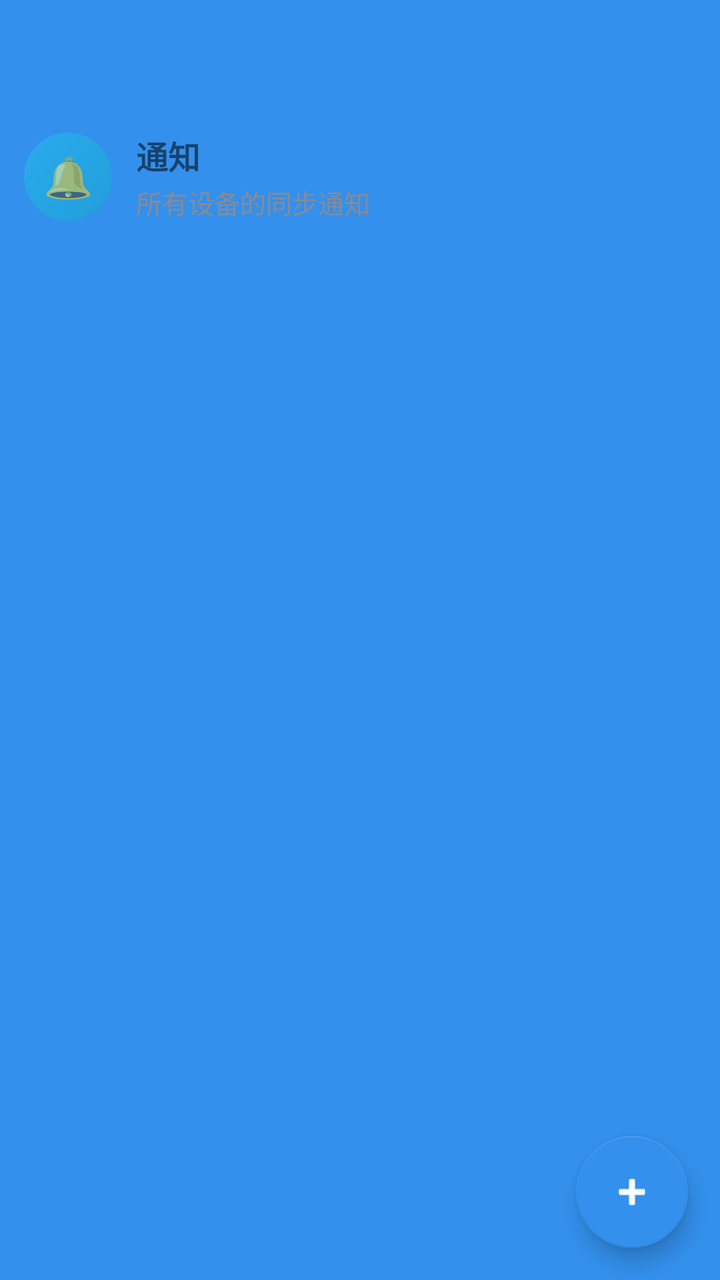
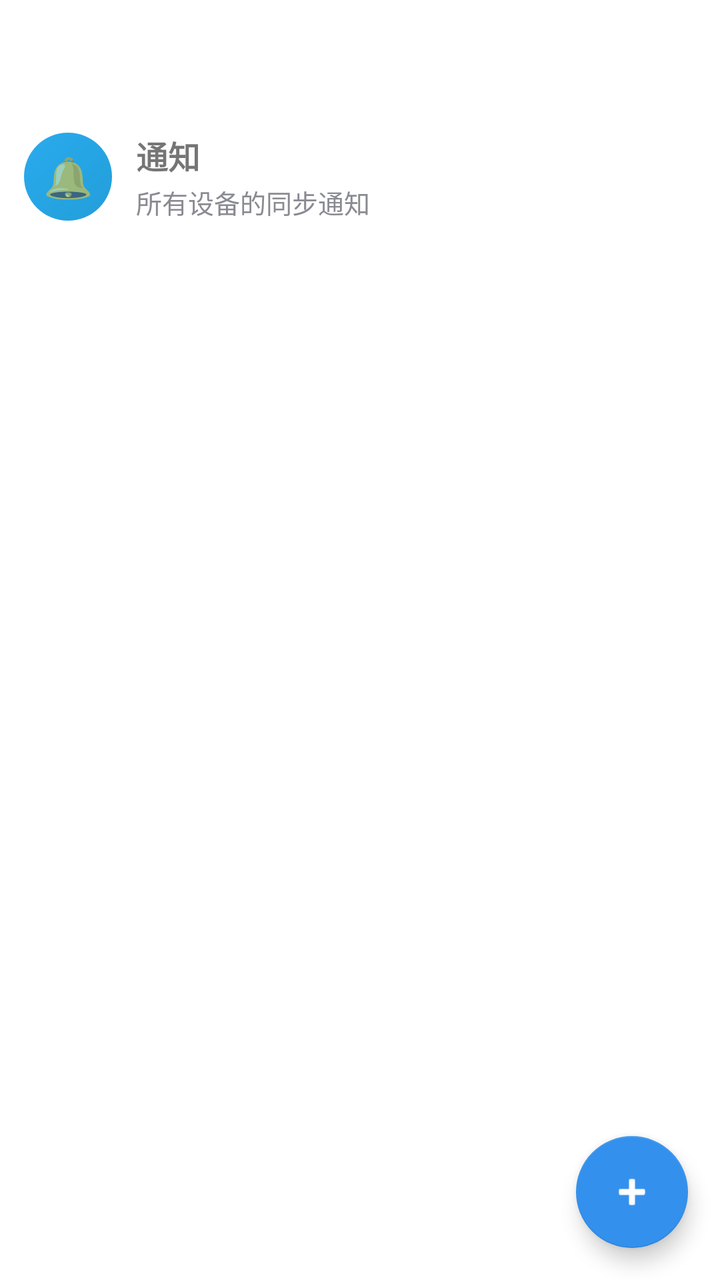

Screens rendered from an Android XML layout before and after an edit, with the pre-edit source and the edit as a unified diff.
<!-- AndroidManifest.xml: application theme Theme.NotifySync -->
<!-- res/layout/fragment_topic.xml -->
<?xml version="1.0" encoding="utf-8"?>
<LinearLayout xmlns:android="http://schemas.android.com/apk/res/android"
    xmlns:app="http://schemas.android.com/apk/res-auto"
    android:layout_width="match_parent"
    android:layout_height="match_parent"
    android:orientation="vertical"
    android:background="@color/brand_primary">

    
    <LinearLayout
        android:id="@+id/topBar"
        android:layout_width="match_parent"
        android:layout_height="wrap_content"
        android:minHeight="?attr/actionBarSize"
        android:orientation="horizontal"
        android:background="@android:color/transparent"
        android:gravity="center_vertical">

        
        <TextView
            android:id="@+id/tvTitleList"
            android:layout_width="0dp"
            android:layout_height="wrap_content"
            android:layout_weight="1"
            android:layout_gravity="center_vertical"
            android:text="消息"
            android:visibility="gone"
            android:gravity="center"
            android:textSize="18sp"
            android:textStyle="bold"
            android:textColor="@color/on_wallpaper" />

        
        <ImageButton
            android:id="@+id/btnSettings"
            android:layout_width="44dp"
            android:layout_height="44dp"
            android:background="?attr/selectableItemBackgroundBorderless"
            android:contentDescription="设置"
            android:padding="10dp"
            android:scaleType="centerInside"
            android:src="@drawable/ic_settings"
            android:visibility="gone" />

        
        <TextView
            android:id="@+id/tvChatTitle"
            android:layout_width="0dp"
            android:layout_height="wrap_content"
            android:layout_weight="1"
            android:layout_gravity="center_vertical"
            android:gravity="center"
            android:text=""
            android:textSize="18sp"
            android:textStyle="bold"
            android:textColor="@color/on_wallpaper"
            android:visibility="gone" />

        <com.google.android.material.button.MaterialButton
            android:id="@+id/btnPending"
            android:layout_width="wrap_content"
            android:layout_height="wrap_content"
            android:text="待审批"
            android:textColor="@color/on_primary"
            android:visibility="gone"
            style="@style/Widget.MaterialComponents.Button.TextButton" />

    </LinearLayout>

    
    <LinearLayout
        android:id="@+id/dualPane"
        android:layout_width="match_parent"
        android:layout_height="0dp"
        android:layout_weight="1"
        android:orientation="horizontal">

        
        <LinearLayout
            android:id="@+id/listLayout"
            android:layout_width="0dp"
            android:layout_height="match_parent"
            android:layout_weight="1"
            android:orientation="vertical">

        
        <LinearLayout
            android:id="@+id/rowNotifications"
            android:layout_width="match_parent"
            android:layout_height="wrap_content"
            android:orientation="horizontal"
            android:gravity="center_vertical"
            android:paddingStart="12dp"
            android:paddingEnd="12dp"
            android:paddingTop="10dp"
            android:paddingBottom="10dp"
            android:background="?attr/selectableItemBackground">

            <TextView
                android:layout_width="44dp"
                android:layout_height="44dp"
                android:gravity="center"
                android:text="🔔"
                android:textSize="20sp"
                android:background="@drawable/bg_circle_avatar" />

            <LinearLayout
                android:layout_width="0dp"
                android:layout_height="wrap_content"
                android:layout_weight="1"
                android:layout_marginStart="12dp"
                android:orientation="vertical">

                <TextView
                    android:layout_width="wrap_content"
                    android:layout_height="wrap_content"
                    android:text="通知"
                    android:textSize="16sp"
                    android:textStyle="bold" />

                <TextView
                    android:layout_width="match_parent"
                    android:layout_height="wrap_content"
                    android:layout_marginTop="2dp"
                    android:text="所有设备的同步通知"
                    android:textSize="13sp"
                    android:textColor="@color/on_surface_variant"
                    android:maxLines="1"
                    android:ellipsize="end" />
            </LinearLayout>
        </LinearLayout>

        
        <LinearLayout
            android:id="@+id/rowNewRequests"
            android:layout_width="match_parent"
            android:layout_height="wrap_content"
            android:orientation="horizontal"
            android:gravity="center_vertical"
            android:paddingStart="12dp"
            android:paddingEnd="12dp"
            android:paddingTop="10dp"
            android:paddingBottom="10dp"
            android:background="?attr/selectableItemBackground"
            android:visibility="gone">

            <ImageView
                android:layout_width="44dp"
                android:layout_height="44dp"
                android:padding="10dp"
                android:scaleType="fitCenter"
                android:src="@drawable/ic_person_add"
                android:background="@drawable/bg_circle_avatar"
                android:contentDescription="新的申请" />

            <LinearLayout
                android:layout_width="0dp"
                android:layout_height="wrap_content"
                android:layout_weight="1"
                android:layout_marginStart="12dp"
                android:orientation="vertical">

                <TextView
                    android:layout_width="wrap_content"
                    android:layout_height="wrap_content"
                    android:text="新的申请"
                    android:textSize="16sp"
                    android:textStyle="bold" />

                <TextView
                    android:id="@+id/tvReqPreview"
                    android:layout_width="match_parent"
                    android:layout_height="wrap_content"
                    android:layout_marginTop="2dp"
                    android:textSize="13sp"
                    android:textColor="@color/on_surface_variant"
                    android:maxLines="1"
                    android:ellipsize="end" />
            </LinearLayout>

            <TextView
                android:id="@+id/tvReqBadge"
                android:layout_width="20dp"
                android:layout_height="20dp"
                android:layout_marginStart="8dp"
                android:gravity="center"
                android:textSize="11sp"
                android:textColor="@android:color/white"
                android:background="@drawable/bg_pending_badge" />
        </LinearLayout>

        <FrameLayout
            android:layout_width="match_parent"
            android:layout_height="0dp"
            android:layout_weight="1">

            <androidx.recyclerview.widget.RecyclerView
                android:id="@+id/rvTopics"
                android:layout_width="match_parent"
                android:layout_height="match_parent"
                android:clipToPadding="false"
                android:paddingBottom="8dp" />

            <TextView
                android:id="@+id/tvEmptyTopics"
                android:layout_width="match_parent"
                android:layout_height="wrap_content"
                android:text="还没有话题\n到「好友」页点「+」发现或新建话题"
                android:gravity="center"
                android:padding="48dp"
                android:textColor="@color/on_surface_variant"
                android:textSize="16sp"
                android:visibility="gone" />

            
            <com.google.android.material.floatingactionbutton.FloatingActionButton
                android:id="@+id/fabAddTopic"
                android:layout_width="wrap_content"
                android:layout_height="wrap_content"
                android:layout_gravity="end|bottom"
                android:layout_margin="16dp"
                android:contentDescription="新建话题"
                android:src="@android:drawable/ic_input_add"
                app:backgroundTint="@color/brand_primary"
                app:tint="@color/white"
                app:elevation="6dp" />
        </FrameLayout>
    </LinearLayout>

    
    <LinearLayout
        android:id="@+id/chatLayout"
        android:layout_width="0dp"
        android:layout_height="match_parent"
        android:layout_weight="1"
        android:orientation="vertical"
        android:visibility="gone">

        
        <LinearLayout
            android:id="@+id/selectionBar"
            android:layout_width="match_parent"
            android:layout_height="wrap_content"
            android:orientation="horizontal"
            android:padding="4dp"
            android:gravity="center_vertical|end"
            android:visibility="gone">

            <ImageButton
                android:id="@+id/btnSelectAll"
                android:layout_width="44dp"
                android:layout_height="44dp"
                android:layout_marginStart="4dp"
                android:background="?attr/selectableItemBackgroundBorderless"
                android:contentDescription="全选"
                android:padding="10dp"
                android:scaleType="centerInside"
                android:src="@drawable/ic_select_all" />

            <ImageButton
                android:id="@+id/btnDeleteSel"
                android:layout_width="44dp"
                android:layout_height="44dp"
                android:layout_marginStart="4dp"
                android:layout_marginEnd="4dp"
                android:background="?attr/selectableItemBackgroundBorderless"
                android:contentDescription="删除"
                android:padding="10dp"
                android:scaleType="centerInside"
                android:src="@drawable/ic_delete" />
        </LinearLayout>

        
        <FrameLayout
            android:layout_width="match_parent"
            android:layout_height="0dp"
            android:layout_weight="1">

            <androidx.swiperefreshlayout.widget.SwipeRefreshLayout
                android:id="@+id/swipeRefresh"
                android:layout_width="match_parent"
                android:layout_height="match_parent">

                <androidx.recyclerview.widget.RecyclerView
                    android:id="@+id/recyclerView"
                    android:layout_width="match_parent"
                    android:layout_height="match_parent"
                    android:background="@drawable/bg_chat"
                    android:clipToPadding="false"
                    android:paddingBottom="8dp" />
            </androidx.swiperefreshlayout.widget.SwipeRefreshLayout>

            <TextView
                android:id="@+id/tvEmptyChat"
                android:layout_width="match_parent"
                android:layout_height="match_parent"
                android:text="暂无消息\n发送一条消息开始聊天"
                android:gravity="center"
                android:padding="48dp"
                android:textColor="@color/on_surface_variant"
                android:textSize="16sp"
                android:visibility="gone" />
        </FrameLayout>

        
        <LinearLayout
            android:id="@+id/inputBar"
            android:layout_width="match_parent"
            android:layout_height="wrap_content"
            android:orientation="horizontal"
            android:background="@color/surface"
            android:elevation="6dp"
            android:paddingStart="6dp"
            android:paddingEnd="6dp"
            android:paddingTop="8dp"
            android:paddingBottom="8dp"
            android:gravity="center_vertical">

            <ImageButton
                android:id="@+id/btnVoiceToggle"
                android:layout_width="40dp"
                android:layout_height="40dp"
                android:layout_gravity="center_vertical"
                android:background="?attr/selectableItemBackgroundBorderless"
                android:scaleType="centerInside"
                android:src="@drawable/ic_mic"
                android:contentDescription="语音/键盘切换" />

            <FrameLayout
                android:layout_width="0dp"
                android:layout_height="40dp"
                android:layout_gravity="center_vertical"
                android:layout_weight="1"
                android:layout_marginStart="6dp"
                android:layout_marginEnd="6dp">

                <EditText
                    android:id="@+id/etInput"
                    android:layout_width="match_parent"
                    android:layout_height="match_parent"
                    android:background="@drawable/bg_input"
                    android:paddingStart="12dp"
                    android:paddingEnd="12dp"
                    android:hint="说点什么..."
                    android:textSize="15sp"
                    android:maxLines="4"
                    android:inputType="textMultiLine"
                    android:imeOptions="actionSend" />

                <Button
                    android:id="@+id/btnHoldTalk"
                    android:layout_width="match_parent"
                    android:layout_height="match_parent"
                    android:background="@drawable/bg_input"
                    android:text="按住 说话"
                    android:textSize="15sp"
                    android:textColor="?android:attr/textColorPrimary"
                    android:visibility="gone" />
            </FrameLayout>

            <ImageButton
                android:id="@+id/btnEmoji"
                android:layout_width="40dp"
                android:layout_height="40dp"
                android:layout_gravity="center_vertical"
                android:background="?attr/selectableItemBackgroundBorderless"
                android:scaleType="centerInside"
                android:src="@drawable/ic_emoji"
                android:contentDescription="表情" />

            <ImageButton
                android:id="@+id/btnPlus"
                android:layout_width="40dp"
                android:layout_height="40dp"
                android:layout_gravity="center_vertical"
                android:layout_marginStart="2dp"
                android:background="?attr/selectableItemBackgroundBorderless"
                android:scaleType="centerInside"
                android:src="@drawable/ic_attachment"
                android:contentDescription="附件" />

            <Button
                android:id="@+id/btnSend"
                android:layout_width="wrap_content"
                android:layout_height="36dp"
                android:layout_gravity="center_vertical"
                android:layout_marginStart="4dp"
                android:backgroundTint="@color/brand_primary"
                android:text="发送"
                android:textColor="?attr/colorOnPrimary"
                android:textSize="14sp"
                android:visibility="gone" />
        </LinearLayout>

        
        <FrameLayout
            android:id="@+id/panelContainer"
            android:layout_width="match_parent"
            android:layout_height="220dp"
            android:background="@color/surface_variant"
            android:visibility="gone">

            <GridView
                android:id="@+id/emojiGrid"
                android:layout_width="match_parent"
                android:layout_height="match_parent"
                android:numColumns="7"
                android:verticalSpacing="10dp"
                android:horizontalSpacing="6dp"
                android:padding="12dp"
                android:gravity="center"
                android:stretchMode="columnWidth"
                android:visibility="visible" />

        </FrameLayout>
    </LinearLayout>

    </LinearLayout>

    <ProgressBar
        android:id="@+id/progressBar"
        android:layout_width="wrap_content"
        android:layout_height="wrap_content"
        android:layout_gravity="center"
        android:visibility="gone" />

</LinearLayout>
<!-- resources referenced by this layout -->
<resources>
  <color name="brand_primary">#3390EC</color>
  <color name="on_primary">#FFFFFF</color>
  <color name="on_surface_variant">#8A8A93</color>
  <color name="on_wallpaper">#1A1A1A</color>
  <color name="surface">#FFFFFF</color>
  <color name="surface_variant">#EFF2F5</color>
  <color name="white">#FFFFFFFF</color>
  <!-- drawable bg_chat (drawable) -->
  <?xml version="1.0" encoding="utf-8"?>
  <layer-list xmlns:android="http://schemas.android.com/apk/res/android">
      <item>
          <shape>
              <solid android:color="@color/chat_bg" />
          </shape>
      </item>
      <item>
          <bitmap
              android:src="@drawable/bg_chat_pattern"
              android:tileMode="repeat" />
      </item>
  </layer-list>
  <!-- drawable bg_circle_avatar (drawable) -->
  <?xml version="1.0" encoding="utf-8"?>
  <shape xmlns:android="http://schemas.android.com/apk/res/android"
      android:shape="oval">
      <gradient
          android:angle="315"
          android:startColor="@color/brand_gradient_start"
          android:endColor="@color/brand_gradient_end" />
  </shape>
  <!-- drawable bg_input (drawable) -->
  <?xml version="1.0" encoding="utf-8"?>
  <shape xmlns:android="http://schemas.android.com/apk/res/android">
      <solid android:color="@color/bg_input_fill" />
      <corners android:radius="20dp" />
      <stroke android:color="@color/bg_input_stroke" android:width="1dp" />
  </shape>
  <!-- drawable bg_pending_badge (drawable) -->
  <?xml version="1.0" encoding="utf-8"?>
  <shape xmlns:android="http://schemas.android.com/apk/res/android"
      android:shape="oval">
      <solid android:color="@color/danger" />
  </shape>
  <!-- drawable ic_delete (drawable) -->
  <vector xmlns:android="http://schemas.android.com/apk/res/android"
      android:width="24dp" android:height="24dp"
      android:viewportWidth="24" android:viewportHeight="24">
      <path android:fillColor="@color/danger"
          android:pathData="M6,19c0,1.1 0.9,2 2,2h8c1.1,0 2,-0.9 2,-2V7H6v12zM19,4h-3.5l-1,-1h-5l-1,1H5v2h14V4z"/>
  </vector>
  <style name="Theme.NotifySync" parent="Theme.MaterialComponents.DayNight.NoActionBar">
          <item name="colorPrimary">@color/brand_primary</item>
          <item name="colorPrimaryVariant">@color/brand_primary_dark</item>
          <item name="colorOnPrimary">@color/on_primary</item>
          <item name="colorSecondary">@color/secondary</item>
          <item name="colorOnSecondary">@color/on_secondary</item>
          <item name="colorSurface">@color/surface</item>
          <item name="colorOnSurface">@color/on_surface</item>
          <item name="colorError">@color/error</item>
          <item name="android:colorBackground">@color/background</item>
          <item name="colorOnBackground">@color/on_surface</item>
          <item name="colorControlNormal">@color/on_surface_variant</item>
          <item name="colorControlActivated">@color/brand_primary</item>
          <item name="android:windowBackground">@color/background</item>
          <item name="android:statusBarColor">@color/brand_primary_dark</item>
          <item name="android:navigationBarColor">@color/surface</item>
      </style>
  <color name="chat_bg">#D6DDE4</color>
  <!-- drawable bg_chat_pattern: png bitmap (drawable-nodpi, 5319 bytes) -->
  <color name="brand_gradient_start">#2AABEE</color>
  <color name="brand_gradient_end">#229ED9</color>
  <color name="bg_input_fill">#FFFFFF</color>
  <color name="bg_input_stroke">#DCE1E6</color>
  <color name="danger">#E25555</color>
  <color name="icon_tint">#555555</color>
  <color name="brand_primary_dark">#2B7CD3</color>
  <color name="secondary">#3390EC</color>
  <color name="on_secondary">#FFFFFF</color>
  <color name="on_surface">#212121</color>
  <color name="error">#E25555</color>
  <color name="background">#FFFFFF</color>
  <!-- unchanged entries left out for length: 6 -->
</resources>

<!-- the commit's change to res/layout/fragment_topic.xml (unified diff, before → after) -->
@@ -4,7 +4,7 @@
     android:layout_width="match_parent"
     android:layout_height="match_parent"
     android:orientation="vertical"
-    android:background="@color/brand_primary">
+    android:background="@android:color/transparent">
 
     
     <LinearLayout
@@ -285,7 +285,7 @@
                     android:id="@+id/recyclerView"
                     android:layout_width="match_parent"
                     android:layout_height="match_parent"
-                    android:background="@drawable/bg_chat"
+                    android:background="@android:color/transparent"
                     android:clipToPadding="false"
                     android:paddingBottom="8dp" />
             </androidx.swiperefreshlayout.widget.SwipeRefreshLayout>
<!-- resource entries referenced after the edit -->
@@ -7,20 +7,6 @@
   <color name="surface">#FFFFFF</color>
   <color name="surface_variant">#EFF2F5</color>
   <color name="white">#FFFFFFFF</color>
-  <!-- drawable bg_chat (drawable) -->
-  <?xml version="1.0" encoding="utf-8"?>
-  <layer-list xmlns:android="http://schemas.android.com/apk/res/android">
-      <item>
-          <shape>
-              <solid android:color="@color/chat_bg" />
-          </shape>
-      </item>
-      <item>
-          <bitmap
-              android:src="@drawable/bg_chat_pattern"
-              android:tileMode="repeat" />
-      </item>
-  </layer-list>
   <!-- drawable bg_circle_avatar (drawable) -->
   <?xml version="1.0" encoding="utf-8"?>
   <shape xmlns:android="http://schemas.android.com/apk/res/android"
@@ -64,11 +50,12 @@
           <item name="colorControlNormal">@color/on_surface_variant</item>
           <item name="colorControlActivated">@color/brand_primary</item>
           <item name="android:windowBackground">@color/background</item>
-          <item name="android:statusBarColor">@color/brand_primary_dark</item>
-          <item name="android:navigationBarColor">@color/surface</item>
+          
+          <item name="android:statusBarColor">@android:color/transparent</item>
+          <item name="android:navigationBarColor">@android:color/transparent</item>
+          <item name="android:windowLightStatusBar">true</item>
+          <item name="android:windowLightNavigationBar">true</item>
       </style>
-  <color name="chat_bg">#D6DDE4</color>
-  <!-- drawable bg_chat_pattern: png bitmap (drawable-nodpi, 5319 bytes) -->
   <color name="brand_gradient_start">#2AABEE</color>
   <color name="brand_gradient_end">#229ED9</color>
   <color name="bg_input_fill">#FFFFFF</color>
